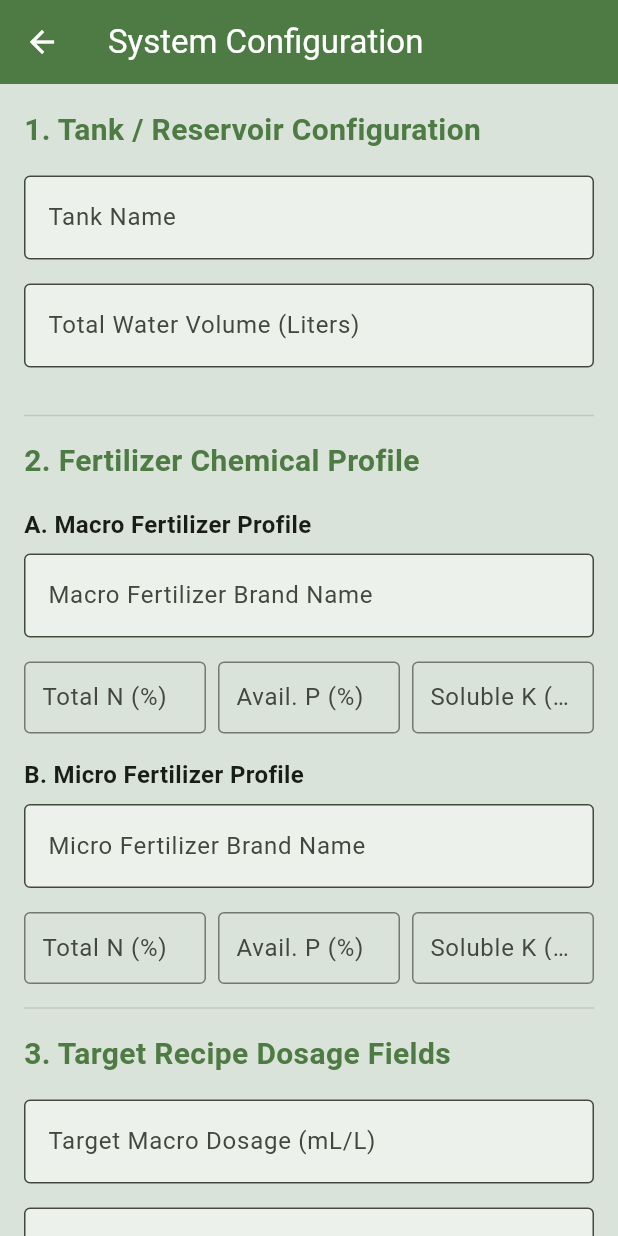
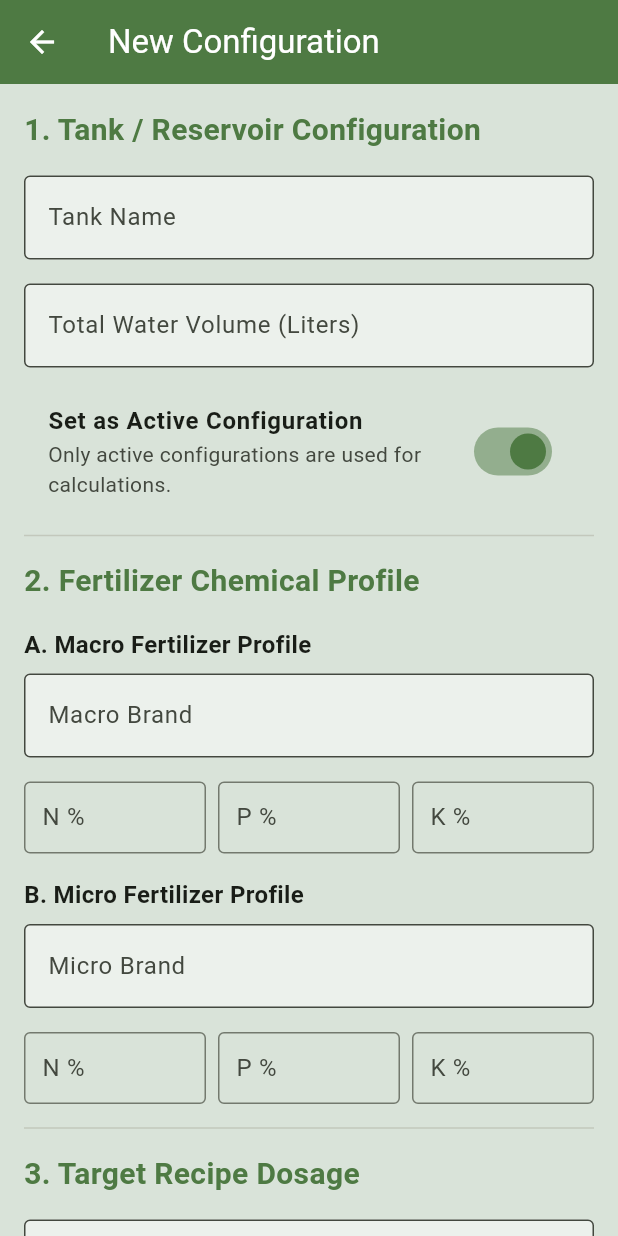
Before and after one commit to ChristineToraque/leafcloud_mobile, a Flutter app: the ConfigPage screen opened directly, on a phone screen of 412 x 824 dp. Run offline on Flutter 3.47's test engine with Material 3 defaults, Android fonts, the phone set to English and light mode, and no system bars; missing offline and left inert: nsd; accounts and stored records are empty; network calls fail; statements that could not run were skipped.

Commit message:
feat: implement Tank Config list and enhanced edit UI with Active toggle

```diff
--- a/lib/ui/config_page.dart
+++ b/lib/ui/config_page.dart
@@ -4,7 +4,8 @@ import 'package:leaf_cloud/providers/config_provider.dart';
 import 'package:provider/provider.dart';
 
 class ConfigPage extends StatefulWidget {
-  const ConfigPage({super.key});
+  final SystemConfig? configToEdit;
+  const ConfigPage({super.key, this.configToEdit});
 
   @override
   State<ConfigPage> createState() => _ConfigPageState();
@@ -16,33 +17,24 @@ class _ConfigPageState extends State<ConfigPage> {
   // Controllers
   final _tankNameController = TextEditingController();
   final _waterVolumeController = TextEditingController();
-
   final _macroBrandController = TextEditingController();
   final _macroNController = TextEditingController();
   final _macroPController = TextEditingController();
   final _macroKController = TextEditingController();
-
   final _microBrandController = TextEditingController();
   final _microNController = TextEditingController();
   final _microPController = TextEditingController();
   final _microKController = TextEditingController();
-
   final _targetMacroDosageController = TextEditingController();
   final _targetMicroDosageController = TextEditingController();
+  bool _isActive = true;
 
   @override
   void initState() {
-    super.didChangeDependencies();
-    // Fetch current config when page loads
-    WidgetsBinding.instance.addPostFrameCallback((_) async {
-      await context.read<ConfigProvider>().fetchConfig();
-      if (!mounted) return;
-      final config = context.read<ConfigProvider>().config;
-      if (config != null) {
-        _populateFields(config);
+    super.initState();
+    if (widget.configToEdit != null) {
+      _populateFields(widget.configToEdit!);
     }
-    });
-    super.initState();
   }
 
   void _populateFields(SystemConfig config) {
@@ -58,6 +50,7 @@ class _ConfigPageState extends State<ConfigPage> {
     _microKController.text = config.microKPct.toString();
     _targetMacroDosageController.text = config.targetMacroDosageMlL.toString();
     _targetMicroDosageController.text = config.targetMicroDosageMlL.toString();
+    _isActive = config.isActive;
   }
 
   @override
@@ -81,6 +74,7 @@ class _ConfigPageState extends State<ConfigPage> {
     if (!_formKey.currentState!.validate()) return;
 
     final config = SystemConfig(
+      id: widget.configToEdit?.id,
       tankName: _tankNameController.text,
       waterVolumeLiters: double.parse(_waterVolumeController.text),
       macroBrandName: _macroBrandController.text,
@@ -93,9 +87,17 @@ class _ConfigPageState extends State<ConfigPage> {
       microKPct: double.parse(_microKController.text),
       targetMacroDosageMlL: double.parse(_targetMacroDosageController.text),
       targetMicroDosageMlL: double.parse(_targetMicroDosageController.text),
+      isActive: _isActive,
     );
 
-    final success = await context.read<ConfigProvider>().saveConfig(config);
+    final provider = context.read<ConfigProvider>();
+    bool success;
+
+    if (widget.configToEdit != null) {
+      success = await provider.updateConfig(widget.configToEdit!.id!, config);
+    } else {
+      success = await provider.createConfig(config);
+    }
 
     if (!mounted) return;
 
@@ -103,10 +105,10 @@ class _ConfigPageState extends State<ConfigPage> {
       ScaffoldMessenger.of(context).showSnackBar(
         const SnackBar(content: Text('Configuration saved successfully!'), backgroundColor: Colors.green),
       );
+      Navigator.pop(context);
     } else {
-      final error = context.read<ConfigProvider>().errorMessage;
       ScaffoldMessenger.of(context).showSnackBar(
-        SnackBar(content: Text(error ?? 'Failed to save configuration'), backgroundColor: Colors.red),
+        SnackBar(content: Text(provider.errorMessage ?? 'Failed to save configuration'), backgroundColor: Colors.red),
       );
     }
   }
@@ -115,17 +117,11 @@ class _ConfigPageState extends State<ConfigPage> {
   Widget build(BuildContext context) {
     return Scaffold(
       appBar: AppBar(
-        title: const Text('System Configuration'),
+        title: Text(widget.configToEdit != null ? 'Edit Configuration' : 'New Configuration'),
         backgroundColor: const Color(0xFF4E7A43),
         foregroundColor: Colors.white,
       ),
-      body: Consumer<ConfigProvider>(
-        builder: (context, provider, child) {
-          if (provider.isLoading && provider.config == null) {
-            return const Center(child: CircularProgressIndicator());
-          }
-
-          return SingleChildScrollView(
+      body: SingleChildScrollView(
         padding: const EdgeInsets.all(16.0),
         child: Form(
           key: _formKey,
@@ -151,29 +147,36 @@ class _ConfigPageState extends State<ConfigPage> {
                   return null;
                 },
               ),
+              SwitchListTile(
+                title: const Text('Set as Active Configuration', style: TextStyle(fontWeight: FontWeight.bold)),
+                subtitle: const Text('Only active configurations are used for calculations.'),
+                value: _isActive,
+                activeThumbColor: const Color(0xFF4E7A43),
+                onChanged: (val) => setState(() => _isActive = val),
+              ),
               const Divider(height: 32),
 
               _buildSectionTitle('2. Fertilizer Chemical Profile'),
               _buildSubSectionTitle('A. Macro Fertilizer Profile'),
               _buildTextField(
-                    label: 'Macro Fertilizer Brand Name',
+                label: 'Macro Brand',
                 controller: _macroBrandController,
-                    placeholder: 'e.g., "MasterBlend 8-15-36"',
+                placeholder: 'e.g., "MasterBlend"',
               ),
               _buildNPKRow(_macroNController, _macroPController, _macroKController),
 
               const SizedBox(height: 16),
               _buildSubSectionTitle('B. Micro Fertilizer Profile'),
               _buildTextField(
-                    label: 'Micro Fertilizer Brand Name',
+                label: 'Micro Brand',
                 controller: _microBrandController,
-                    placeholder: 'e.g., "NutriHydro Micro"',
+                placeholder: 'e.g., "NutriHydro"',
               ),
               _buildNPKRow(_microNController, _microPController, _microKController),
 
               const Divider(height: 32),
 
-                  _buildSectionTitle('3. Target Recipe Dosage Fields'),
+              _buildSectionTitle('3. Target Recipe Dosage'),
               _buildTextField(
                 label: 'Target Macro Dosage (mL/L)',
                 controller: _targetMacroDosageController,
@@ -200,7 +203,9 @@ class _ConfigPageState extends State<ConfigPage> {
               ),
 
               const SizedBox(height: 32),
-                  SizedBox(
+              Consumer<ConfigProvider>(
+                builder: (context, provider, child) {
+                  return SizedBox(
                     width: double.infinity,
                     height: 56,
                     child: ElevatedButton(
@@ -212,15 +217,16 @@ class _ConfigPageState extends State<ConfigPage> {
                       ),
                       child: provider.isLoading
                           ? const CircularProgressIndicator(color: Colors.white)
-                          : const Text('Save Configuration', style: TextStyle(fontSize: 18, fontWeight: FontWeight.bold)),
+                          : Text(widget.configToEdit != null ? 'Update Settings' : 'Create Configuration',
+                                 style: const TextStyle(fontSize: 18, fontWeight: FontWeight.bold)),
                     ),
+                  );
+                },
               ),
               const SizedBox(height: 32),
             ],
           ),
         ),
-          );
-        },
       ),
     );
   }
@@ -266,11 +272,11 @@ class _ConfigPageState extends State<ConfigPage> {
   Widget _buildNPKRow(TextEditingController n, TextEditingController p, TextEditingController k) {
     return Row(
       children: [
-        Expanded(child: _buildPercentageField('Total N (%)', n)),
+        Expanded(child: _buildPercentageField('N %', n)),
         const SizedBox(width: 8),
-        Expanded(child: _buildPercentageField('Avail. P (%)', p)),
+        Expanded(child: _buildPercentageField('P %', p)),
         const SizedBox(width: 8),
-        Expanded(child: _buildPercentageField('Soluble K (%)', k)),
+        Expanded(child: _buildPercentageField('K %', k)),
       ],
     );
   }
@@ -281,7 +287,6 @@ class _ConfigPageState extends State<ConfigPage> {
       keyboardType: const TextInputType.numberWithOptions(decimal: true),
       decoration: InputDecoration(
         labelText: label,
-        suffixText: '%',
         border: const OutlineInputBorder(),
         contentPadding: const EdgeInsets.symmetric(horizontal: 8, vertical: 8),
       ),
```
Also changed, not shown: lib/ui/config_list_page.dart (added, +132 -0 lines), lib/ui/home_page.dart (+3 -4 lines). Lines whose indentation alone changed are shown as unchanged.
